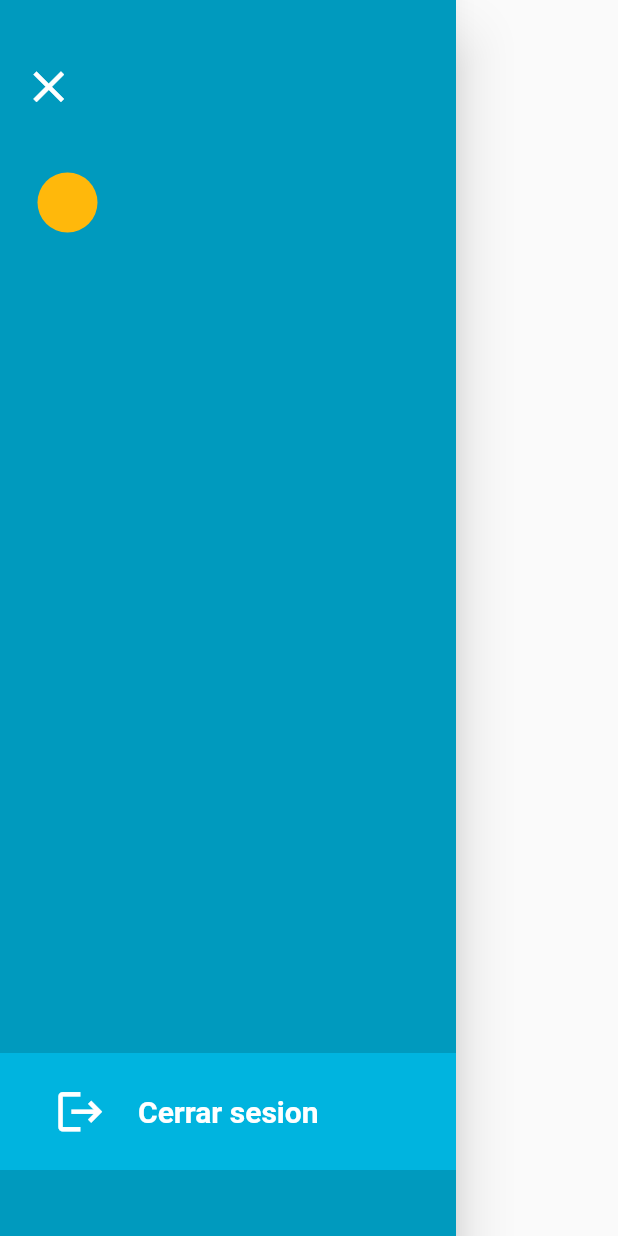
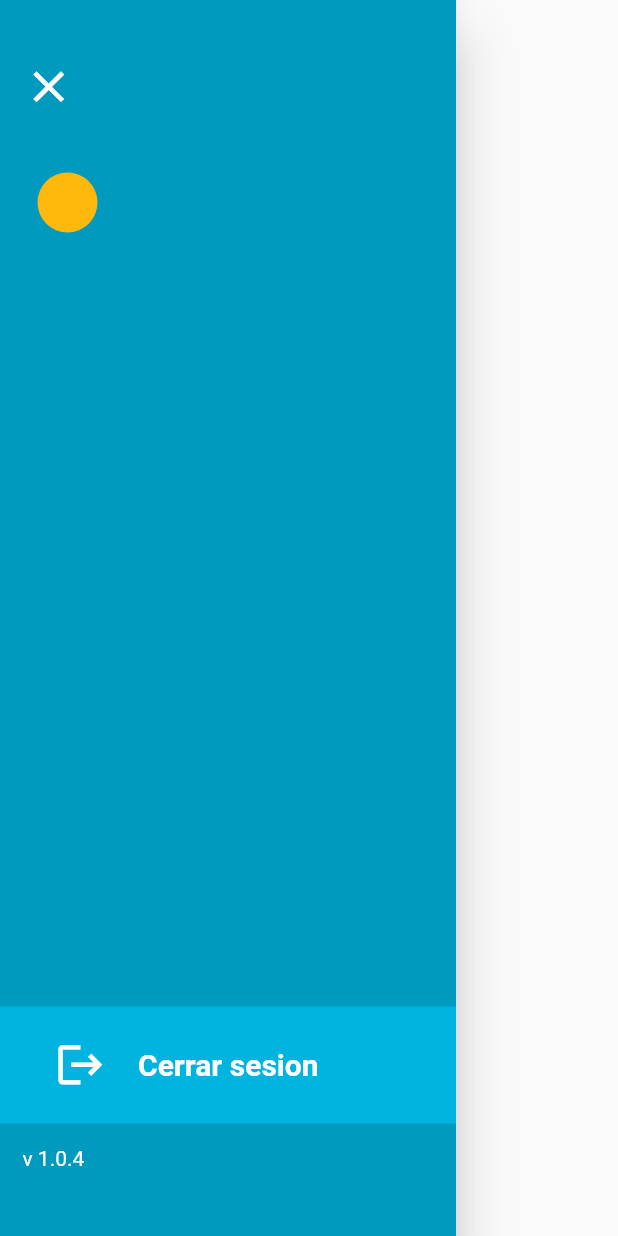
Before and after one commit to botanicodev/habitat_ft_user, a Flutter app: the CustomerDrawer widget shown alone on an empty page, opened directly, on a phone screen of 412 x 824 dp. Run offline on Flutter 3.47's test engine with Material 2 defaults, Android fonts, the phone set to English and light mode, and no system bars; our stand-ins replace cloud_firestore, firebase_auth, get, google_fonts, shared_preferences, video_player and 1 more; accounts and stored records are empty; Roboto replaces fonts that are missing (Spartan); statements that could not run were skipped.

Commit message:
Add version in drawer

```diff
--- a/lib/app/modules/home/widgets/customer_drawer/widgets/customer_drawer.dart/customer_drawer.dart
+++ b/lib/app/modules/home/widgets/customer_drawer/widgets/customer_drawer.dart/customer_drawer.dart
@@ -68,6 +68,13 @@ class CustomerDrawer extends StatelessWidget {
             ),
             const Spacer(),
             const SignOutTile(),
+            Padding(
+              padding: const EdgeInsets.only(left: 15, top: 15),
+              child: Text(
+                'v 1.0.4',
+                style: TextStyle(color: Colors.white),
+              ),
+            ),
           ],
         ),
       ),
--- a/pubspec.yaml
+++ b/pubspec.yaml
@@ -15,7 +15,7 @@ publish_to: 'none' # Remove this line if you wish to publish to pub.dev
 # In iOS, build-name is used as CFBundleShortVersionString while build-number used as CFBundleVersion.
 # Read more about iOS versioning at
 # https://developer.apple.com/library/archive/documentation/General/Reference/InfoPlistKeyReference/Articles/CoreFoundationKeys.html
-version: 1.0.3
+version: 1.0.4
 
 environment:
   sdk: ">=2.7.0 <3.0.0"
```
